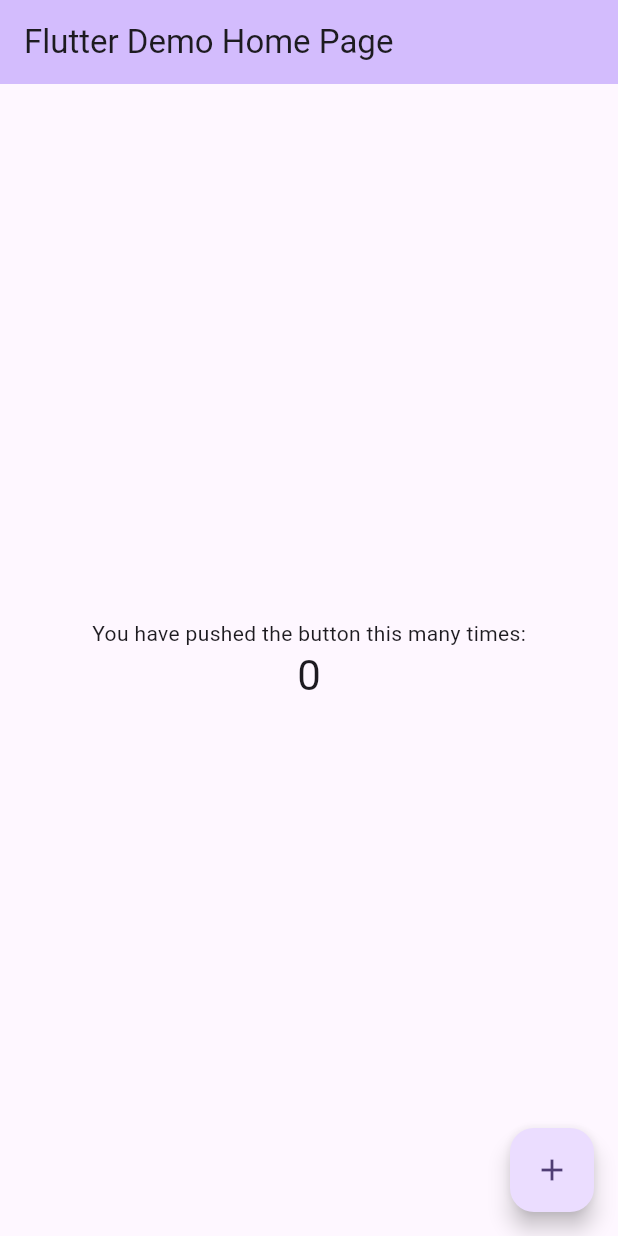
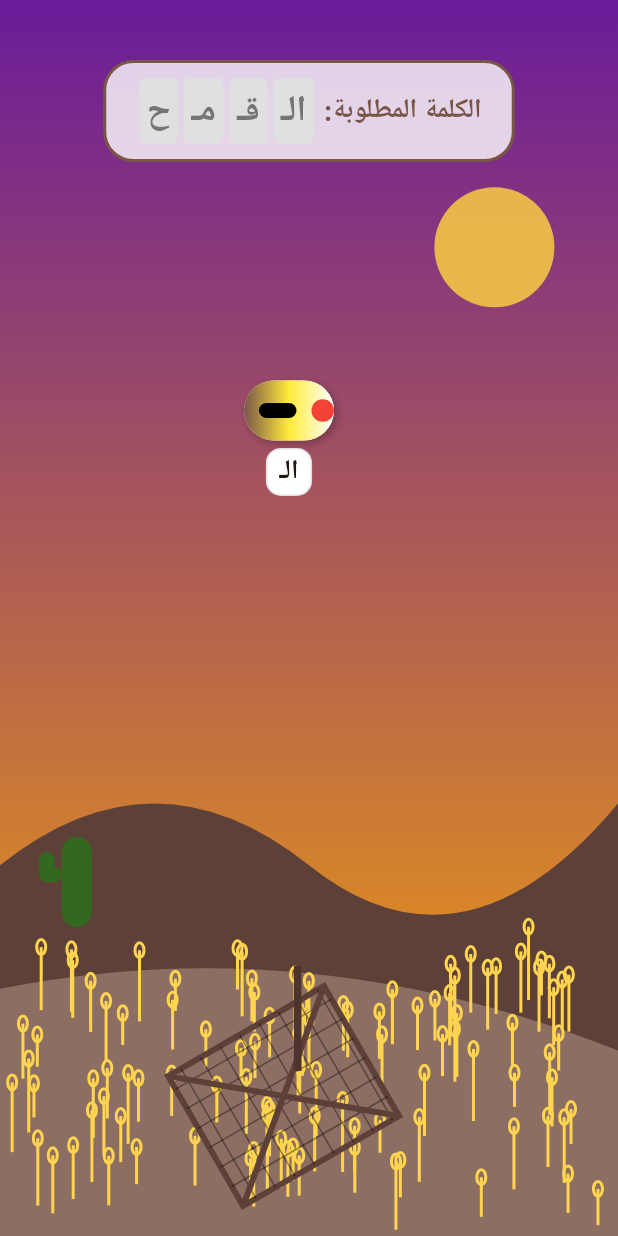
Before and after one commit to could-ai/019b613c-e9f0-70ce-b0c7-9ae108b16669, a Flutter app: the screen it shows after launch, on a phone screen of 412 x 824 dp. Run offline on Flutter 3.47's test engine with Material 3 defaults, Android fonts, the phone set to English and light mode, and no system bars.

Commit message:
Update main.dart to support Arabic localization (RTL) and set the initial route to the Bird Trap game.; Create the Bird Trap game logic and UI. Includes: 1. Game loop for moving birds. 2. CustomPainter for the Palestinian countryside background (sunset, wheat, cactus). 3. CustomPainter for the traditional wooden trap. 4. BirdWidget representing a Goldfinch (Hassoun). 5. Logic to collect word parts ('الـ', 'قـ', 'مـ', 'حـ') in order. 6. Win condition animation where the trap closes.

```diff
--- /dev/null
+++ b/usr/lib/bird_trap_game.dart
@@ -0,0 +1,490 @@
+import 'dart:async';
+import 'dart:math';
+import 'package:flutter/material.dart';
+
+class BirdTrapGame extends StatefulWidget {
+  const BirdTrapGame({super.key});
+
+  @override
+  State<BirdTrapGame> createState() => _BirdTrapGameState();
+}
+
+class _BirdTrapGameState extends State<BirdTrapGame> with TickerProviderStateMixin {
+  // Game State
+  final List<String> _targetWord = ['الـ', 'قـ', 'مـ', 'ح']; // The word "Al-Qamh" (Wheat)
+  List<String> _collectedParts = [];
+  List<Bird> _birds = [];
+  bool _isTrapClosed = false;
+  bool _gameWon = false;
+  int _score = 0;
+
+  // Animation & Loop
+  late Timer _gameLoop;
+  late AnimationController _trapController;
+  final Random _random = Random();
+  final double _groundHeight = 100.0;
+
+  @override
+  void initState() {
+    super.initState();
+    _trapController = AnimationController(
+      vsync: this,
+      duration: const Duration(milliseconds: 300),
+    );
+    _startGame();
+  }
+
+  void _startGame() {
+    _collectedParts = [];
+    _birds = [];
+    _isTrapClosed = false;
+    _gameWon = false;
+    _trapController.reset();
+
+    // Start Game Loop
+    _gameLoop = Timer.periodic(const Duration(milliseconds: 30), (timer) {
+      _updateGame();
+    });
+
+    // Spawn birds periodically
+    Timer.periodic(const Duration(seconds: 2), (timer) {
+      if (_gameWon || !mounted) {
+        timer.cancel();
+        return;
+      }
+      _spawnBird();
+    });
+  }
+
+  void _spawnBird() {
+    if (_gameWon) return;
+
+    // Decide which part to carry (mostly the next needed part, but sometimes random)
+    String text;
+    String nextNeeded = _targetWord[_collectedParts.length];
+
+    if (_random.nextDouble() < 0.6) {
+      text = nextNeeded; // 60% chance to spawn the needed part
+    } else {
+      // Random part from the word
+      text = _targetWord[_random.nextInt(_targetWord.length)];
+    }
+
+    setState(() {
+      _birds.add(Bird(
+        id: DateTime.now().millisecondsSinceEpoch.toString(),
+        text: text,
+        x: -50, // Start off-screen left
+        y: 50 + _random.nextDouble() * 200, // Random height
+        speed: 2 + _random.nextDouble() * 2,
+      ));
+    });
+  }
+
+  void _updateGame() {
+    if (!mounted) return;
+
+    setState(() {
+      // Move birds
+      for (var bird in _birds) {
+        bird.x += bird.speed;
+        // Add a little sine wave bobbing
+        bird.y += sin(bird.x / 50) * 1.5;
+      }
+
+      // Remove off-screen birds
+      _birds.removeWhere((bird) => bird.x > MediaQuery.of(context).size.width + 50);
+    });
+  }
+
+  void _onBirdTap(Bird bird) {
+    if (_gameWon || _isTrapClosed) return;
+
+    String nextNeeded = _targetWord[_collectedParts.length];
+
+    if (bird.text == nextNeeded) {
+      // Correct part!
+      setState(() {
+        _collectedParts.add(bird.text);
+        _birds.remove(bird);
+        _score += 10;
+
+        // Visual feedback (could add sound here)
+
+        // Check win
+        if (_collectedParts.length == _targetWord.length) {
+          _triggerWin();
+        }
+      });
+    } else {
+      // Wrong part
+      ScaffoldMessenger.of(context).showSnackBar(
+        SnackBar(
+          content: Text('ابحث عن: $nextNeeded', style: const TextStyle(fontSize: 20)),
+          duration: const Duration(milliseconds: 500),
+          backgroundColor: Colors.redAccent,
+        ),
+      );
+    }
+  }
+
+  void _triggerWin() {
+    _gameWon = true;
+    _gameLoop.cancel();
+    _isTrapClosed = true;
+    _trapController.forward(); // Close the trap
+
+    // Show success dialog
+    Future.delayed(const Duration(seconds: 1), () {
+      showDialog(
+        context: context,
+        barrierDismissible: false,
+        builder: (context) => AlertDialog(
+          title: const Text('أحسنت!'),
+          content: const Text('لقد جمعت كلمة "القمح" واصطدت العصافير!'),
+          actions: [
+            TextButton(
+              onPressed: () {
+                Navigator.of(context).pop();
+                _startGame();
+              },
+              child: const Text('العب مرة أخرى'),
+            ),
+          ],
+        ),
+      );
+    });
+  }
+
+  @override
+  void dispose() {
+    _gameLoop.cancel();
+    _trapController.dispose();
+    super.dispose();
+  }
+
+  @override
+  Widget build(BuildContext context) {
+    final size = MediaQuery.of(context).size;
+
+    return Scaffold(
+      body: Stack(
+        children: [
+          // 1. Background (Sky, Sun, Hills, Wheat)
+          Positioned.fill(
+            child: CustomPaint(
+              painter: CountrysidePainter(),
+            ),
+          ),
+
+          // 2. The Trap (Center Bottom)
+          Positioned(
+            bottom: _groundHeight - 20,
+            left: size.width / 2 - 60,
+            child: AnimatedBuilder(
+              animation: _trapController,
+              builder: (context, child) {
+                // Rotate the box to close it
+                // 0.0 = Open (propped up), 1.0 = Closed (flat)
+                double angle = (1.0 - _trapController.value) * (-pi / 6); // -30 degrees open
+                double yOffset = _trapController.value * 20; // Move down slightly when closing
+
+                return Transform.translate(
+                  offset: Offset(0, yOffset),
+                  child: Transform.rotate(
+                    angle: angle,
+                    alignment: Alignment.bottomRight,
+                    child: CustomPaint(
+                      size: const Size(120, 100),
+                      painter: TrapPainter(),
+                    ),
+                  ),
+                );
+              },
+            ),
+          ),
+
+          // Stick holding the trap (Disappears when closed)
+          if (!_isTrapClosed)
+            Positioned(
+              bottom: _groundHeight + 10,
+              left: size.width / 2 - 10,
+              child: Container(
+                width: 5,
+                height: 70,
+                color: Colors.brown[800],
+              ),
+            ),
+
+          // 3. Birds
+          ..._birds.map((bird) {
+            return Positioned(
+              left: bird.x,
+              top: bird.y,
+              child: GestureDetector(
+                onTap: () => _onBirdTap(bird),
+                child: BirdWidget(text: bird.text),
+              ),
+            );
+          }),
+
+          // 4. UI Overlay (Score & Word Progress)
+          Positioned(
+            top: 40,
+            left: 20,
+            right: 20,
+            child: Column(
+              children: [
+                // Target Word Display
+                Container(
+                  padding: const EdgeInsets.symmetric(horizontal: 20, vertical: 10),
+                  decoration: BoxDecoration(
+                    color: Colors.white.withOpacity(0.8),
+                    borderRadius: BorderRadius.circular(20),
+                    border: Border.all(color: Colors.brown, width: 2),
+                  ),
+                  child: Row(
+                    mainAxisSize: MainAxisSize.min,
+                    children: [
+                      const Text("الكلمة المطلوبة: ", style: TextStyle(fontSize: 18, fontWeight: FontWeight.bold, color: Colors.brown)),
+                      Row(
+                        children: List.generate(_targetWord.length, (index) {
+                          bool isCollected = index < _collectedParts.length;
+                          return Container(
+                            margin: const EdgeInsets.symmetric(horizontal: 2),
+                            padding: const EdgeInsets.all(5),
+                            decoration: BoxDecoration(
+                              color: isCollected ? Colors.green[100] : Colors.grey[300],
+                              borderRadius: BorderRadius.circular(5),
+                            ),
+                            child: Text(
+                              _targetWord[index],
+                              style: TextStyle(
+                                fontSize: 24,
+                                fontWeight: FontWeight.bold,
+                                color: isCollected ? Colors.green[800] : Colors.grey[600],
+                              ),
+                            ),
+                          );
+                        }),
+                      ),
+                    ],
+                  ),
+                ),
+              ],
+            ),
+          ),
+        ],
+      ),
+    );
+  }
+}
+
+// --- Models ---
+class Bird {
+  String id;
+  String text;
+  double x;
+  double y;
+  double speed;
+
+  Bird({required this.id, required this.text, required this.x, required this.y, required this.speed});
+}
+
+// --- Widgets ---
+
+class BirdWidget extends StatelessWidget {
+  final String text;
+  const BirdWidget({super.key, required this.text});
+
+  @override
+  Widget build(BuildContext context) {
+    return Column(
+      children: [
+        // Bird Visual
+        Container(
+          width: 60,
+          height: 40,
+          decoration: BoxDecoration(
+            color: Colors.white,
+            borderRadius: BorderRadius.circular(30),
+            boxShadow: [
+              BoxShadow(color: Colors.black26, blurRadius: 4, offset: Offset(2, 2)),
+            ],
+          ),
+          child: Stack(
+            children: [
+              // Body color (Goldfinch style - simplified)
+              Positioned.fill(
+                child: Container(
+                  decoration: BoxDecoration(
+                    borderRadius: BorderRadius.circular(30),
+                    gradient: const LinearGradient(
+                      colors: [Colors.brown, Colors.yellow, Colors.white],
+                      begin: Alignment.centerLeft,
+                      end: Alignment.centerRight,
+                    ),
+                  ),
+                ),
+              ),
+              // Red face
+              Positioned(
+                right: 0,
+                top: 5,
+                bottom: 5,
+                child: Container(
+                  width: 15,
+                  decoration: const BoxDecoration(
+                    color: Colors.red,
+                    shape: BoxShape.circle,
+                  ),
+                ),
+              ),
+              // Wing
+              Positioned(
+                left: 10,
+                top: 15,
+                child: Container(
+                  width: 25,
+                  height: 10,
+                  decoration: BoxDecoration(
+                    color: Colors.black,
+                    borderRadius: BorderRadius.circular(5),
+                  ),
+                ),
+              ),
+            ],
+          ),
+        ),
+        // Text carried by bird
+        Container(
+          margin: const EdgeInsets.only(top: 5),
+          padding: const EdgeInsets.symmetric(horizontal: 8, vertical: 2),
+          decoration: BoxDecoration(
+            color: Colors.white,
+            borderRadius: BorderRadius.circular(10),
+            border: Border.all(color: Colors.black12),
+          ),
+          child: Text(
+            text,
+            style: const TextStyle(fontSize: 18, fontWeight: FontWeight.bold),
+          ),
+        ),
+      ],
+    );
+  }
+}
+
+// --- Painters ---
+
+class CountrysidePainter extends CustomPainter {
+  @override
+  void paint(Canvas canvas, Size size) {
+    final paint = Paint();
+
+    // 1. Sky (Sunset Gradient)
+    final rect = Rect.fromLTWH(0, 0, size.width, size.height);
+    paint.shader = const LinearGradient(
+      begin: Alignment.topCenter,
+      end: Alignment.bottomCenter,
+      colors: [Color(0xFF6A1B9A), Color(0xFFFFAB00)], // Purple to Orange
+    ).createShader(rect);
+    canvas.drawRect(rect, paint);
+    paint.shader = null;
+
+    // 2. Sun
+    paint.color = const Color(0xFFFFD740).withOpacity(0.8);
+    canvas.drawCircle(Offset(size.width * 0.8, size.height * 0.2), 40, paint);
+
+    // 3. Hills (Background)
+    paint.color = const Color(0xFF5D4037); // Dark Brown
+    final path1 = Path();
+    path1.moveTo(0, size.height * 0.7);
+    path1.quadraticBezierTo(size.width * 0.25, size.height * 0.6, size.width * 0.5, size.height * 0.7);
+    path1.quadraticBezierTo(size.width * 0.75, size.height * 0.8, size.width, size.height * 0.65);
+    path1.lineTo(size.width, size.height);
+    path1.lineTo(0, size.height);
+    path1.close();
+    canvas.drawPath(path1, paint);
+
+    // 4. Hills (Foreground - Wheat Field Base)
+    paint.color = const Color(0xFF8D6E63); // Lighter Brown
+    final path2 = Path();
+    path2.moveTo(0, size.height * 0.8);
+    path2.quadraticBezierTo(size.width * 0.5, size.height * 0.75, size.width, size.height * 0.85);
+    path2.lineTo(size.width, size.height);
+    path2.lineTo(0, size.height);
+    path2.close();
+    canvas.drawPath(path2, paint);
+
+    // 5. Wheat Stalks (Simple lines)
+    paint.color = const Color(0xFFFFD54F); // Gold
+    paint.strokeWidth = 2;
+    paint.style = PaintingStyle.stroke;
+
+    // Draw many stalks
+    final random = Random(42); // Fixed seed for consistency
+    for (int i = 0; i < 100; i++) {
+      double x = random.nextDouble() * size.width;
+      double yBase = size.height * 0.8 + random.nextDouble() * (size.height * 0.2);
+      double height = 20 + random.nextDouble() * 30;
+
+      // Stalk
+      canvas.drawLine(Offset(x, yBase), Offset(x, yBase - height), paint);
+
+      // Wheat head (small oval/dots)
+      canvas.drawOval(Rect.fromCenter(center: Offset(x, yBase - height), width: 6, height: 10), paint);
+    }
+
+    // 6. Cactus/Fig Tree (Silhouette)
+    paint.style = PaintingStyle.fill;
+    paint.color = const Color(0xFF33691E); // Dark Green
+
+    // Simple Cactus
+    double cactusX = size.width * 0.1;
+    double cactusY = size.height * 0.75;
+    canvas.drawRRect(RRect.fromRectAndRadius(Rect.fromLTWH(cactusX, cactusY - 60, 20, 60), const Radius.circular(10)), paint);
+    canvas.drawRRect(RRect.fromRectAndRadius(Rect.fromLTWH(cactusX - 15, cactusY - 40, 15, 10), const Radius.circular(5)), paint); // Arm left
+    canvas.drawRRect(RRect.fromRectAndRadius(Rect.fromLTWH(cactusX - 15, cactusY - 50, 10, 20), const Radius.circular(5)), paint); // Arm left up
+  }
+
+  @override
+  bool shouldRepaint(covariant CustomPainter oldDelegate) => false;
+}
+
+class TrapPainter extends CustomPainter {
+  @override
+  void paint(Canvas canvas, Size size) {
+    final paint = Paint();
+
+    // Wooden Box Frame
+    paint.color = const Color(0xFF5D4037); // Wood color
+    paint.style = PaintingStyle.stroke;
+    paint.strokeWidth = 4;
+
+    // Outer box
+    final rect = Rect.fromLTWH(0, 0, size.width, size.height);
+    canvas.drawRect(rect, paint);
+
+    // Mesh/Wire
+    paint.color = Colors.black38;
+    paint.strokeWidth = 1;
+    // Vertical wires
+    for(double i = 10; i < size.width; i+=15) {
+      canvas.drawLine(Offset(i, 0), Offset(i, size.height), paint);
+    }
+    // Horizontal wires
+    for(double i = 10; i < size.height; i+=15) {
+      canvas.drawLine(Offset(0, i), Offset(size.width, i), paint);
+    }
+
+    // Wood Crossbars
+    paint.color = const Color(0xFF5D4037);
+    paint.strokeWidth = 4;
+    canvas.drawLine(Offset(0, 0), Offset(size.width, size.height), paint);
+    canvas.drawLine(Offset(size.width, 0), Offset(0, size.height), paint);
+  }
+
+  @override
+  bool shouldRepaint(covariant CustomPainter oldDelegate) => false;
+}
--- a/usr/lib/main.dart
+++ b/usr/lib/main.dart
@@ -1,4 +1,6 @@
 import 'package:flutter/material.dart';
+import 'package:flutter_localizations/flutter_localizations.dart';
+import 'bird_trap_game.dart';
 
 void main() {
   runApp(const MyApp());
@@ -7,117 +9,30 @@ void main() {
 class MyApp extends StatelessWidget {
   const MyApp({super.key});
 
-  // This widget is the root of your application.
   @override
   Widget build(BuildContext context) {
     return MaterialApp(
-      title: 'Flutter Demo',
+      title: 'فخ العصافير',
       debugShowCheckedModeBanner: false,
+      // دعم اللغة العربية
+      locale: const Locale('ar', 'AE'),
+      localizationsDelegates: const [
+        GlobalMaterialLocalizations.delegate,
+        GlobalWidgetsLocalizations.delegate,
+        GlobalCupertinoLocalizations.delegate,
+      ],
+      supportedLocales: const [
+        Locale('ar', 'AE'),
+      ],
       theme: ThemeData(
-        // This is the theme of your application.
-        //
-        // TRY THIS: Try running your application with "flutter run". You'll see
-        // the application has a purple toolbar. Then, without quitting the app,
-        // try changing the seedColor in the colorScheme below to Colors.green
-        // and then invoke "hot reload" (save your changes or press the "hot
-        // reload" button in a Flutter-supported IDE, or press "r" if you used
-        // the command line to start the app).
-        //
-        // Notice that the counter didn't reset back to zero; the application
-        // state is not lost during the reload. To reset the state, use hot
-        // restart instead.
-        //
-        // This works for code too, not just values: Most code changes can be
-        // tested with just a hot reload.
-        colorScheme: ColorScheme.fromSeed(seedColor: Colors.deepPurple),
+        colorScheme: ColorScheme.fromSeed(seedColor: const Color(0xFFD4AF37)), // لون ذهبي للقمح
+        useMaterial3: true,
+        fontFamily: 'Serif', // خط بديل لـ Amiri لضمان العمل بدون إنترنت
       ),
       initialRoute: '/',
       routes: {
-        '/': (context) => const MyHomePage(title: 'Flutter Demo Home Page'),
+        '/': (context) => const BirdTrapGame(),
       },
     );
   }
 }
-
-class MyHomePage extends StatefulWidget {
-  const MyHomePage({super.key, required this.title});
-
-  // This widget is the home page of your application. It is stateful, meaning
-  // that it has a State object (defined below) that contains fields that affect
-  // how it looks.
-
-  // This class is the configuration for the state. It holds the values (in this
-  // case the title) provided by the parent (in this case the App widget) and
-  // used by the build method of the State. Fields in a Widget subclass are
-  // always marked "final".
-
-  final String title;
-
-  @override
-  State<MyHomePage> createState() => _MyHomePageState();
-}
-
-class _MyHomePageState extends State<MyHomePage> {
-  int _counter = 0;
-
-  void _incrementCounter() {
-    setState(() {
-      // This call to setState tells the Flutter framework that something has
-      // changed in this State, which causes it to rerun the build method below
-      // so that the display can reflect the updated values. If we changed
-      // _counter without calling setState(), then the build method would not be
-      // called again, and so nothing would appear to happen.
-      _counter++;
-    });
-  }
-
-  @override
-  Widget build(BuildContext context) {
-    // This method is rerun every time setState is called, for instance as done
-    // by the _incrementCounter method above.
-    //
-    // The Flutter framework has been optimized to make rerunning build methods
-    // fast, so that you can just rebuild anything that needs updating rather
-    // than having to individually change instances of widgets.
-    return Scaffold(
-      appBar: AppBar(
-        // TRY THIS: Try changing the color here to a specific color (to
-        // Colors.amber, perhaps?) and trigger a hot reload to see the AppBar
-        // change color while the other colors stay the same.
-        backgroundColor: Theme.of(context).colorScheme.inversePrimary,
-        // Here we take the value from the MyHomePage object that was created by
-        // the App.build method, and use it to set our appbar title.
-        title: Text(widget.title),
-      ),
-      body: Center(
-        // Center is a layout widget. It takes a single child and positions it
-        // in the middle of the parent.
-        child: Column(
-          // Column is also a layout widget. It takes a list of children and
-          // arranges them vertically. By default, it sizes itself to fit its
-          // children horizontally, and tries to be as tall as its parent.
-          //
-          // Column has various properties to control how it sizes itself and
-          // how it positions its children. Here we use mainAxisAlignment to
-          // center the children vertically; the main axis here is the vertical
-          // axis because Columns are vertical (the cross axis would be
-          // horizontal).
-          //
-          // TRY THIS: Invoke "debug painting" (choose the "Toggle Debug Paint"
-          // action in the IDE, or press "p" in the console), to see the
-          // wireframe for each widget.
-          mainAxisAlignment: MainAxisAlignment.center,
-          children: <Widget>[
-            const Text('You have pushed the button this many times:'),
-            Text('$_counter', style: Theme.of(context).textTheme.headlineMedium),
-          ],
-        ),
-      ),
-      floatingActionButton: FloatingActionButton(
-        onPressed: _incrementCounter,
-        tooltip: 'Increment',
-        child: const Icon(Icons.add),
-      ), // This trailing comma makes auto-formatting nicer for build methods.
-    );
-  }
-}
```
